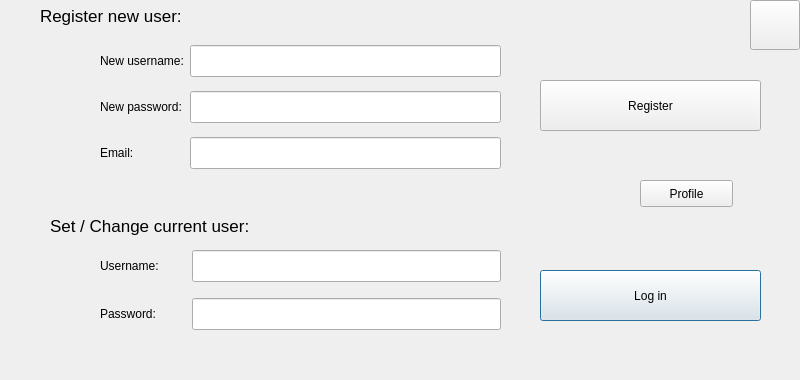
Above: Client/settingsdialog.ui from ArtemD/SpeedFreak before the change. Below: the same form after it.
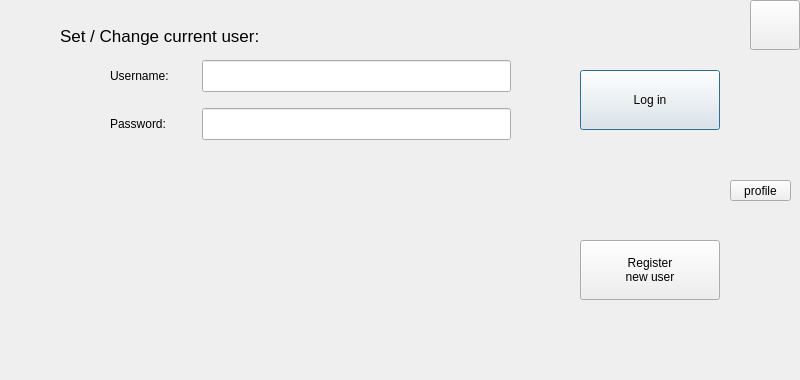
That is the form after the change. Icons and pictures are not drawn.

Commit message: Added new Register dialog.

What changed in the file:
```diff
--- a/Client/settingsdialog.ui
+++ b/Client/settingsdialog.ui
@@ -16,8 +16,8 @@
   <widget class="QLabel" name="setUserLabel">
    <property name="geometry">
     <rect>
-     <x>50</x>
-     <y>210</y>
+     <x>60</x>
+     <y>20</y>
      <width>371</width>
      <height>31</height>
     </rect>
@@ -34,52 +34,35 @@
   <widget class="QPushButton" name="setUserPushButton">
    <property name="geometry">
     <rect>
-     <x>540</x>
-     <y>270</y>
-     <width>221</width>
-     <height>51</height>
+     <x>580</x>
+     <y>70</y>
+     <width>140</width>
+     <height>60</height>
     </rect>
    </property>
    <property name="text">
     <string>Log in</string>
    </property>
   </widget>
-  <widget class="QLabel" name="registrateLabel">
-   <property name="geometry">
-    <rect>
-     <x>40</x>
-     <y>0</y>
-     <width>271</width>
-     <height>31</height>
-    </rect>
-   </property>
-   <property name="font">
-    <font>
-     <pointsize>13</pointsize>
-    </font>
-   </property>
-   <property name="text">
-    <string>Register new user:</string>
-   </property>
-  </widget>
   <widget class="QPushButton" name="registratePushButton">
    <property name="geometry">
     <rect>
-     <x>540</x>
-     <y>80</y>
-     <width>221</width>
-     <height>51</height>
-    </rect>
-   </property>
-   <property name="text">
-    <string>Register</string>
-   </property>
-  </widget>
-  <widget class="QWidget" name="layoutWidget">
-   <property name="geometry">
-    <rect>
-     <x>100</x>
+     <x>580</x>
      <y>240</y>
+     <width>140</width>
+     <height>60</height>
+    </rect>
+   </property>
+   <property name="text">
+    <string>Register
+new user</string>
+   </property>
+  </widget>
+  <widget class="QWidget" name="layoutWidget">
+   <property name="geometry">
+    <rect>
+     <x>110</x>
+     <y>50</y>
      <width>401</width>
      <height>101</height>
     </rect>
@@ -135,7 +118,7 @@
     <rect>
      <x>100</x>
      <y>340</y>
-     <width>501</width>
+     <width>691</width>
      <height>41</height>
     </rect>
    </property>
@@ -143,81 +126,6 @@
     <string/>
    </property>
   </widget>
-  <widget class="QWidget" name="layoutWidget">
-   <property name="geometry">
-    <rect>
-     <x>100</x>
-     <y>37</y>
-     <width>401</width>
-     <height>141</height>
-    </rect>
-   </property>
-   <layout class="QGridLayout" name="gridLayout">
-    <item row="0" column="0">
-     <widget class="QLabel" name="regUsernameLabel">
-      <property name="text">
-       <string>New username:</string>
-      </property>
-     </widget>
-    </item>
-    <item row="0" column="1">
-     <widget class="QLineEdit" name="regUserNameLineEdit">
-      <property name="font">
-       <font>
-        <family>Bitstream Charter</family>
-        <pointsize>14</pointsize>
-       </font>
-      </property>
-      <property name="maxLength">
-       <number>12</number>
-      </property>
-     </widget>
-    </item>
-    <item row="1" column="0">
-     <widget class="QLabel" name="regPasswordLabel">
-      <property name="text">
-       <string>New password:</string>
-      </property>
-     </widget>
-    </item>
-    <item row="1" column="1">
-     <widget class="QLineEdit" name="regPasswordLineEdit">
-      <property name="font">
-       <font>
-        <family>Bitstream Charter</family>
-        <pointsize>14</pointsize>
-       </font>
-      </property>
-      <property name="maxLength">
-       <number>255</number>
-      </property>
-      <property name="echoMode">
-       <enum>QLineEdit::Password</enum>
-      </property>
-     </widget>
-    </item>
-    <item row="2" column="0">
-     <widget class="QLabel" name="regEMailLabel">
-      <property name="text">
-       <string>Email:</string>
-      </property>
-     </widget>
-    </item>
-    <item row="2" column="1">
-     <widget class="QLineEdit" name="regEMailLineEdit">
-      <property name="font">
-       <font>
-        <family>Bitstream Charter</family>
-        <pointsize>14</pointsize>
-       </font>
-      </property>
-      <property name="maxLength">
-       <number>255</number>
-      </property>
-     </widget>
-    </item>
-   </layout>
-  </widget>
   <widget class="QLabel" name="label">
    <property name="geometry">
     <rect>
@@ -260,14 +168,14 @@
   <widget class="QPushButton" name="pushButtonProfile">
    <property name="geometry">
     <rect>
-     <x>640</x>
+     <x>730</x>
      <y>180</y>
-     <width>93</width>
-     <height>27</height>
+     <width>61</width>
+     <height>21</height>
     </rect>
    </property>
    <property name="text">
-    <string>Profile</string>
+    <string>profile</string>
    </property>
   </widget>
   <zorder>label</zorder>
```
Left out of the diff: 7 changed lines with no effect on the pictures. The commit also changes 11 other files.
